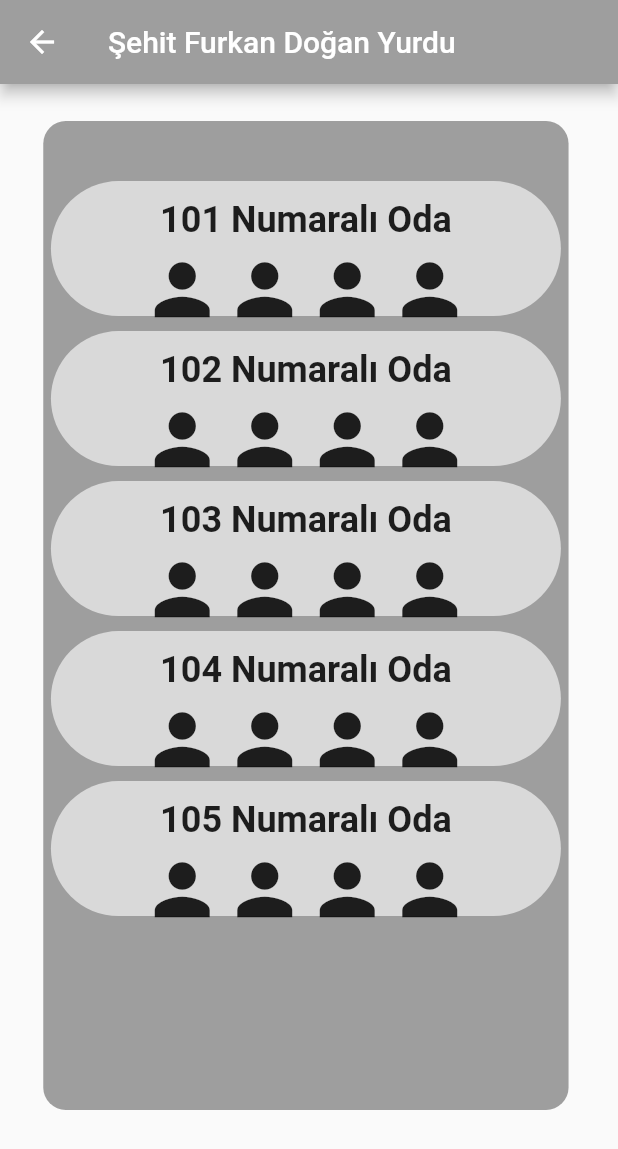
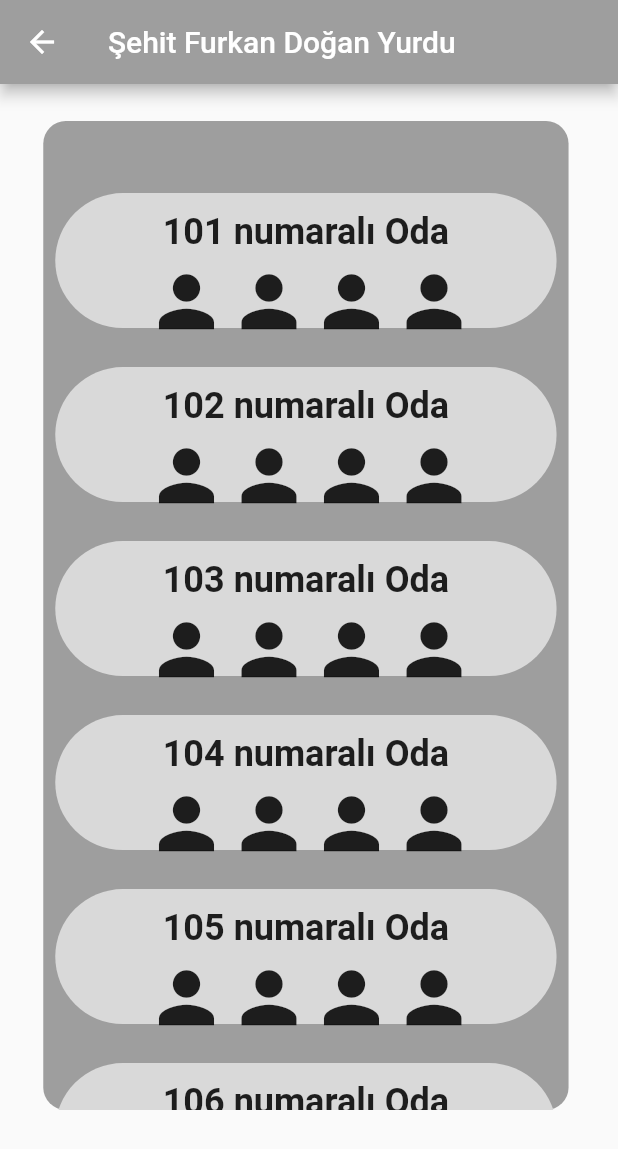
Before and after one commit to memin745/Flutter_Yurt, a Flutter app: the OdalarPage screen opened directly, on a phone screen of 412 x 824 dp. Shown: the top 1149 px of the screen. Run offline on Flutter 3.47's test engine with Material 2 defaults, Android fonts, the phone set to English and light mode, and no system bars; our stand-ins replace carousel_pro.

Commit message:
Odalar Page ListView

```diff
--- a/lib/YurtIslemleri/odalar.dart
+++ b/lib/YurtIslemleri/odalar.dart
@@ -43,11 +43,46 @@ class _OdalarPageState extends State<OdalarPage> {
           Container(
             padding: EdgeInsets.only(top: 40),
           ),
-          odalar("101 Numaralı Oda"),
-          odalar("102 Numaralı Oda"),
-          odalar("103 Numaralı Oda"),
-          odalar("104 Numaralı Oda"),
-          odalar("105 Numaralı Oda")
+
+          Expanded(
+            child: ListView(
+              scrollDirection: Axis.vertical,
+              children: [
+                Padding(
+                padding: const EdgeInsets.all(8),
+                child:odalar("101 numaralı Oda"),
+                ),
+                Padding(
+                padding: const EdgeInsets.all(8),
+                child:odalar("102 numaralı Oda"),
+                ),
+                Padding(
+                padding: const EdgeInsets.all(8),
+                child:odalar("103 numaralı Oda"),
+                ),
+                Padding(
+                padding: const EdgeInsets.all(8),
+                child:odalar("104 numaralı Oda"),
+                ),
+                Padding(
+                padding: const EdgeInsets.all(8),
+                child:odalar("105 numaralı Oda"),
+                ),
+                Padding(
+                padding: const EdgeInsets.all(8),
+                child:odalar("106 numaralı Oda"),
+                ),
+                Padding(
+                padding: const EdgeInsets.all(8),
+                child:odalar("107 numaralı Oda"),
+                ),
+                Padding(
+                padding: const EdgeInsets.all(8),
+                child:odalar("108 numaralı Oda"),
+                ),
+              ],
+            )
+          )
         ]),
       ),
     );
```
Also changed, not shown: pubspec.lock.
